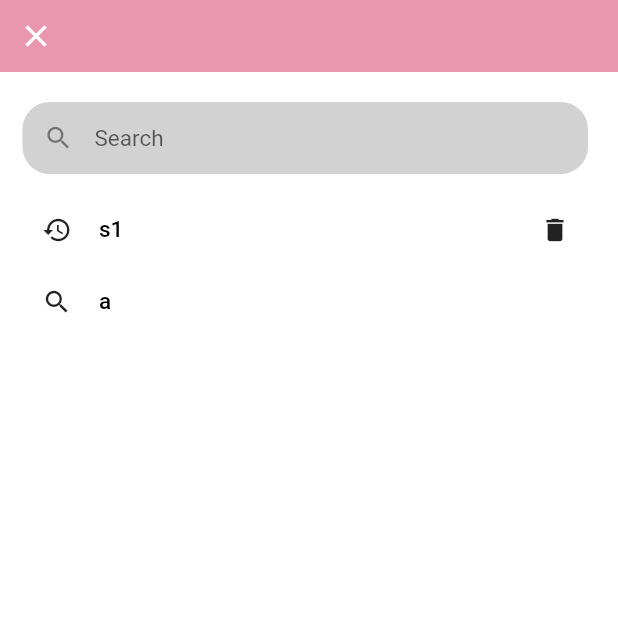
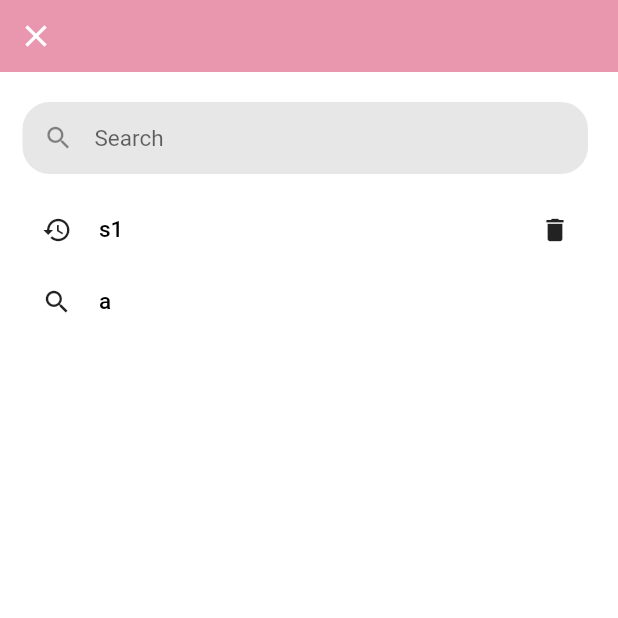
Before and after one commit to Thinc-Cu-Stack-Exchange/cu_problem_exchange, a Flutter app: the Find screen opened by its route, on a phone screen of 412 x 824 dp, the top half of it. Run offline on Flutter 3.47's test engine with Material 2 defaults, Android fonts, the phone set to English and light mode, and no system bars; our stand-ins replace carousel_slider, get, image_picker, photo_view; missing offline and left inert: colorful_safe_area.

Commit message:
change color search box

```diff
--- a/lib/page/find.dart
+++ b/lib/page/find.dart
@@ -129,7 +129,7 @@ class Find extends GetView<FindController> {
               child: Container(
                 decoration: BoxDecoration(
                   borderRadius: BorderRadius.circular(18),
-                  color: const Color(0xffD2D2D2),
+                  color: const Color(0xffE7E7E7),
                 ),
                 child: Obx(() => TextField(
                       controller: controller.inputController,
```
